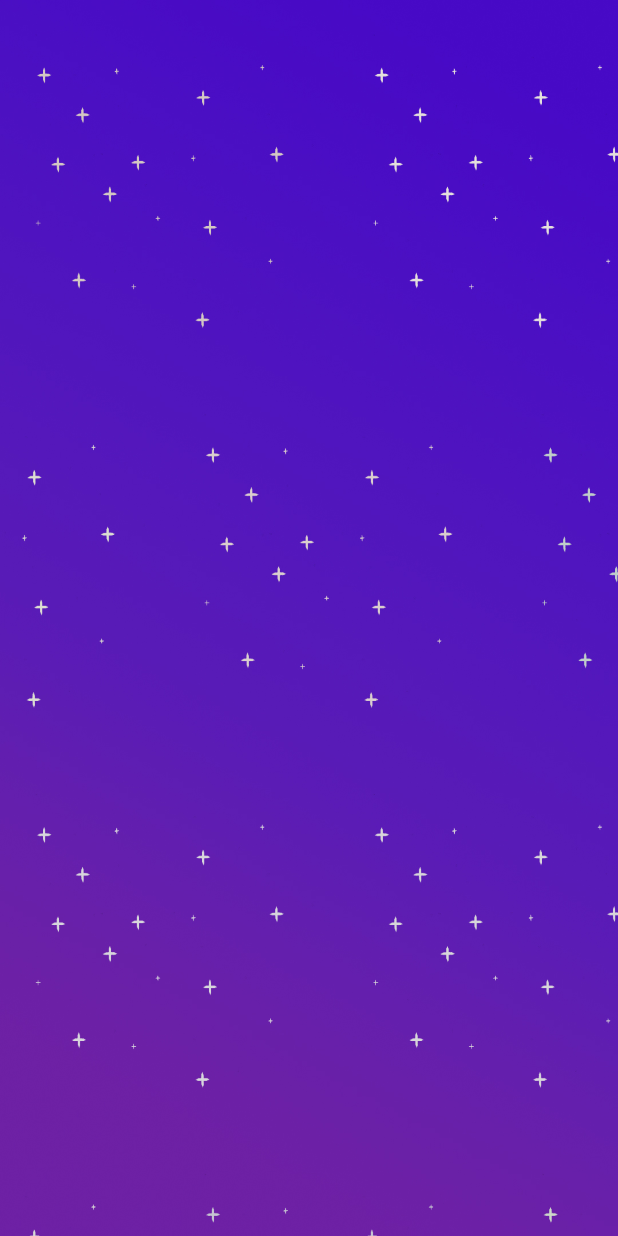
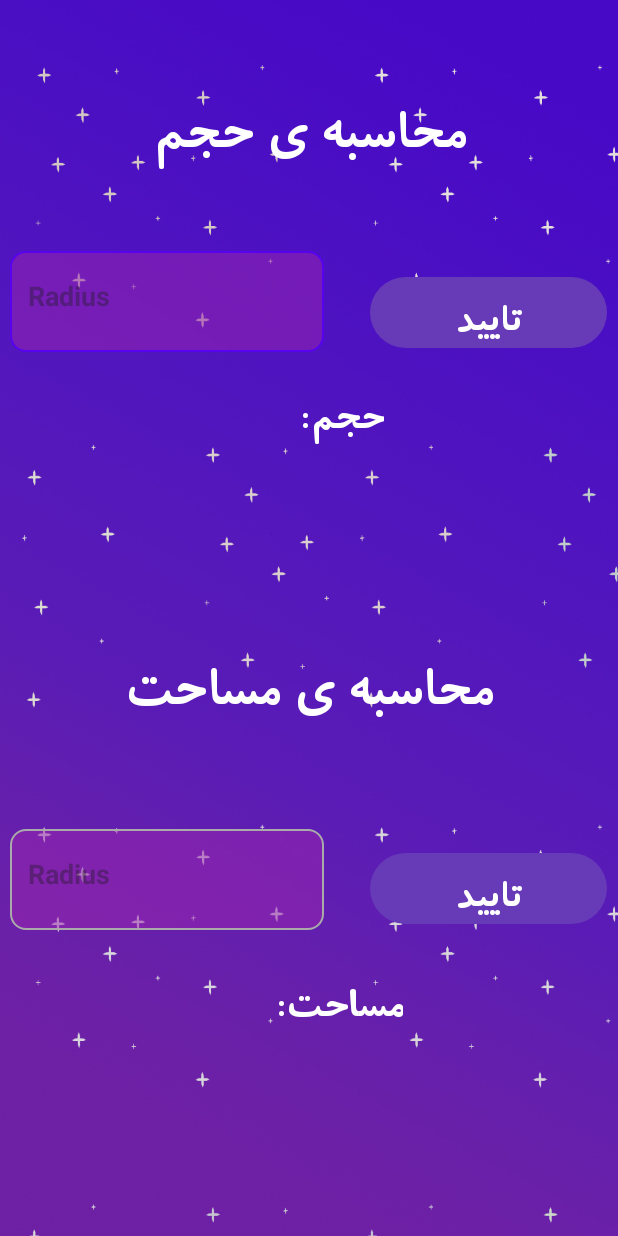
Before and after one commit to SkullGamer5/SuperMath, an Android app: the sphereCalActivity screen opened directly, with no data from a screen before it, on a phone screen of 412 x 824 dp. Run offline under Robolectric (Android 15) with nearby library versions, the phone set to English and light mode, and no system bars.

Commit message:
dunno just an update

```diff
--- a/app/src/main/java/com/mohsen/supermath/sphereCalActivity.kt
+++ b/app/src/main/java/com/mohsen/supermath/sphereCalActivity.kt
@@ -2,10 +2,38 @@ package com.mohsen.supermath
 
 import androidx.appcompat.app.AppCompatActivity
 import android.os.Bundle
+import android.widget.Button
+import android.widget.EditText
+import android.widget.TextView
+import kotlin.math.pow
 
 class sphereCalActivity : AppCompatActivity() {
+
     override fun onCreate(savedInstanceState: Bundle?) {
         super.onCreate(savedInstanceState)
         setContentView(R.layout.activity_sphere_cal)
+
+        lateinit var vInputRadius: EditText
+        lateinit var submitVRadius: Button
+        lateinit var vAnswer: TextView
+        lateinit var sInputRadius: EditText
+        lateinit var submitSRadius: Button
+        lateinit var sAnswer: TextView
+
+        vInputRadius = findViewById(R.id.vInputRadius)
+        submitVRadius = findViewById(R.id.submitVRadius)
+        vAnswer = findViewById(R.id.vAnswer)
+
+        sInputRadius = findViewById(R.id.sInputRadius)
+        submitSRadius = findViewById(R.id.submitSRadius)
+        sAnswer = findViewById(R.id.sAnswer)
+
+        submitVRadius.setOnClickListener {
+            val radius = vInputRadius.text.toString()
+            val fRadius = radius.toFloat()
+
+            val sphereVolume = (4.0/3.0)*Math.PI*fRadius.pow(3)
+            vAnswer.text = sphereVolume.toString()
+        }
     }
 }
--- /dev/null
+++ b/app/src/main/res/drawable/custom_input.xml
@@ -0,0 +1,19 @@
+<?xml version="1.0" encoding="utf-8"?>
+<selector xmlns:android="http://schemas.android.com/apk/res/android">
+
+    <item android:state_enabled="true" android:state_focused="true">
+        <shape android:shape="rectangle">
+            <solid android:color="#809C27B0"/>
+            <corners android:radius="10dp"/>
+            <stroke android:color="#5803EE" android:width="1dp"/>
+        </shape>
+    </item>
+
+    <item android:state_enabled="true">
+        <shape android:shape="rectangle">
+            <solid android:color="#809C27B0"/>
+            <corners android:radius="10dp"/>
+            <stroke android:color="@android:color/darker_gray" android:width="1dp"/>
+        </shape>
+    </item>
+</selector>
--- a/app/src/main/res/layout/activity_sphere_cal.xml
+++ b/app/src/main/res/layout/activity_sphere_cal.xml
@@ -7,4 +7,124 @@
     tools:context=".sphereCalActivity"
     android:background="@drawable/mainactivitybackground">
 
+    <EditText
+        android:id="@+id/vInputRadius"
+        android:layout_width="209dp"
+        android:layout_height="67dp"
+        android:background="@drawable/custom_input"
+        android:ems="10"
+        android:hint="Radius"
+        android:inputType="text"
+        android:paddingStart="12dp"
+        android:paddingEnd="12dp"
+        app:layout_constraintBottom_toBottomOf="parent"
+        app:layout_constraintEnd_toEndOf="parent"
+        app:layout_constraintHorizontal_bias="0.034"
+        app:layout_constraintStart_toStartOf="parent"
+        app:layout_constraintTop_toTopOf="parent"
+        app:layout_constraintVertical_bias="0.221"
+        tools:ignore="HardcodedText" />
+
+    <EditText
+        android:id="@+id/sInputRadius"
+        android:layout_width="209dp"
+        android:layout_height="67dp"
+        android:background="@drawable/custom_input"
+        android:ems="10"
+        android:hint="Radius"
+        android:inputType="text"
+        android:paddingStart="12dp"
+        android:paddingEnd="12dp"
+        app:layout_constraintBottom_toBottomOf="parent"
+        app:layout_constraintEnd_toEndOf="parent"
+        app:layout_constraintHorizontal_bias="0.034"
+        app:layout_constraintStart_toStartOf="parent"
+        app:layout_constraintTop_toTopOf="parent"
+        app:layout_constraintVertical_bias="0.73"
+        tools:ignore="HardcodedText" />
+
+    <Button
+        android:id="@+id/submitVRadius"
+        android:layout_width="158dp"
+        android:layout_height="55dp"
+        android:text="تایید"
+        android:textAppearance="@style/TextAppearance.AppCompat.Large"
+        android:textSize="28sp"
+        app:layout_constraintBottom_toBottomOf="parent"
+        app:layout_constraintEnd_toEndOf="parent"
+        app:layout_constraintHorizontal_bias="0.972"
+        app:layout_constraintStart_toStartOf="parent"
+        app:layout_constraintTop_toTopOf="parent"
+        app:layout_constraintVertical_bias="0.235"
+        tools:ignore="HardcodedText" />
+
+    <Button
+        android:id="@+id/submitSRadius"
+        android:layout_width="158dp"
+        android:layout_height="55dp"
+        android:text="تایید"
+        android:textAppearance="@style/TextAppearance.AppCompat.Large"
+        android:textSize="28sp"
+        app:layout_constraintBottom_toBottomOf="parent"
+        app:layout_constraintEnd_toEndOf="parent"
+        app:layout_constraintHorizontal_bias="0.972"
+        app:layout_constraintStart_toStartOf="parent"
+        app:layout_constraintTop_toTopOf="parent"
+        app:layout_constraintVertical_bias="0.735"
+        tools:ignore="HardcodedText" />
+
+    <TextView
+        android:id="@+id/textView2"
+        android:layout_width="wrap_content"
+        android:layout_height="wrap_content"
+        android:text="محاسبه ی حجم"
+        android:textColor="@color/white"
+        android:textSize="40sp"
+        app:layout_constraintBottom_toBottomOf="parent"
+        app:layout_constraintEnd_toEndOf="parent"
+        app:layout_constraintStart_toStartOf="parent"
+        app:layout_constraintTop_toTopOf="parent"
+        app:layout_constraintVertical_bias="0.075" />
+
+    <TextView
+        android:id="@+id/textView"
+        android:layout_width="wrap_content"
+        android:layout_height="wrap_content"
+        android:text="محاسبه ی مساحت"
+        android:textColor="@color/white"
+        android:textSize="40sp"
+        app:layout_constraintBottom_toBottomOf="parent"
+        app:layout_constraintEnd_toEndOf="parent"
+        app:layout_constraintHorizontal_bias="0.496"
+        app:layout_constraintStart_toStartOf="parent"
+        app:layout_constraintTop_toTopOf="parent"
+        app:layout_constraintVertical_bias="0.567" />
+
+    <TextView
+        android:id="@+id/vAnswer"
+        android:layout_width="wrap_content"
+        android:layout_height="wrap_content"
+        android:text="حجم:"
+        android:textColor="@color/white"
+        android:textSize="30sp"
+        app:layout_constraintBottom_toBottomOf="parent"
+        app:layout_constraintEnd_toEndOf="parent"
+        app:layout_constraintHorizontal_bias="0.562"
+        app:layout_constraintStart_toStartOf="parent"
+        app:layout_constraintTop_toTopOf="parent"
+        app:layout_constraintVertical_bias="0.329" />
+
+    <TextView
+        android:id="@+id/sAnswer"
+        android:layout_width="wrap_content"
+        android:layout_height="wrap_content"
+        android:text="مساحت:"
+        android:textColor="@color/white"
+        android:textSize="30sp"
+        app:layout_constraintBottom_toBottomOf="parent"
+        app:layout_constraintEnd_toEndOf="parent"
+        app:layout_constraintHorizontal_bias="0.562"
+        app:layout_constraintStart_toStartOf="parent"
+        app:layout_constraintTop_toTopOf="parent"
+        app:layout_constraintVertical_bias="0.837" />
 </androidx.constraintlayout.widget.ConstraintLayout>
--- a/app/src/main/res/layout/activity_sphere_forms.xml
+++ b/app/src/main/res/layout/activity_sphere_forms.xml
@@ -5,6 +5,6 @@
     android:layout_width="match_parent"
     android:layout_height="match_parent"
     tools:context=".sphereFormsActivity"
-    android:background="@drawable/textbackground">
+    android:background="@drawable/sphereformsbackground">
 
 </androidx.constraintlayout.widget.ConstraintLayout>
```
Also changed, not shown: app/src/main/res/drawable/sphereformsbackground.png (added).
